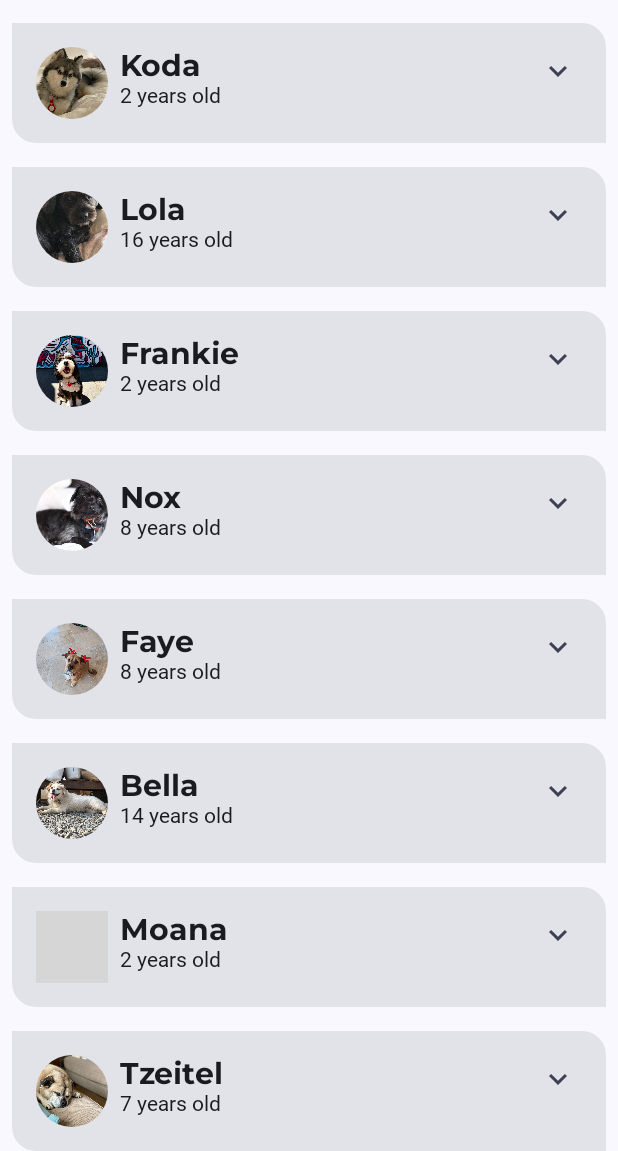
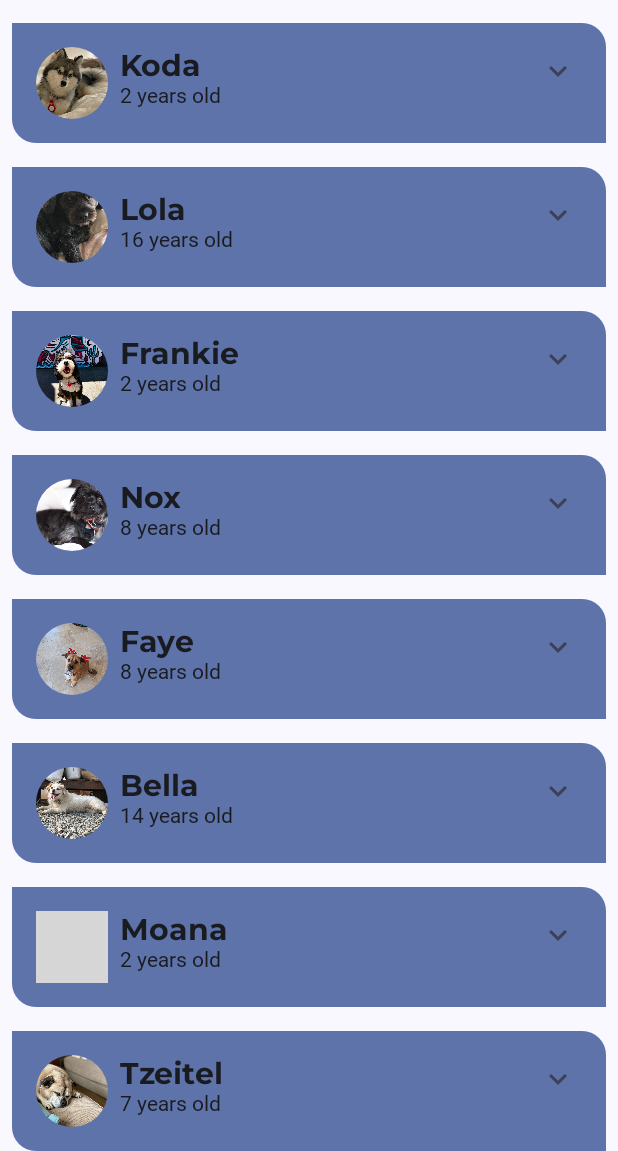
Before and after one commit to dev-satyamthakur/Woof-Android-Basics, an Android app built with Jetpack Compose: the screen it shows after launch (MainActivity), on a phone screen of 412 x 824 dp, the part 85-1236 px from its top. Run offline under Robolectric (Android 15) with nearby library versions, the phone set to English and light mode, and no system bars; Roboto replaces fonts that are not available here; grey boxes are pictures that could not be loaded.

Commit message:
Adding spring expand and color animation

```diff
--- a/app/src/main/java/com/satyamthakur/learning/woofandriodbasics/MainActivity.kt
+++ b/app/src/main/java/com/satyamthakur/learning/woofandriodbasics/MainActivity.kt
@@ -5,7 +5,12 @@ import androidx.activity.ComponentActivity
 import androidx.activity.compose.setContent
 import androidx.annotation.DrawableRes
 import androidx.annotation.StringRes
+import androidx.compose.animation.animateColorAsState
+import androidx.compose.animation.animateContentSize
+import androidx.compose.animation.core.Spring
+import androidx.compose.animation.core.spring
 import androidx.compose.foundation.Image
+import androidx.compose.foundation.background
 import androidx.compose.foundation.layout.Column
 import androidx.compose.foundation.layout.Row
 import androidx.compose.foundation.layout.Spacer
@@ -122,8 +127,23 @@ fun DogItem(
 ) {
 
     var expanded by remember { mutableStateOf(false) }
+    val color by animateColorAsState(
+        targetValue = if (expanded) MaterialTheme.colorScheme.tertiaryContainer
+        else MaterialTheme.colorScheme.primaryContainer,
+        label = "",
+    )
+
 
     Card(modifier = modifier) {
+        Column(
+            modifier = Modifier.animateContentSize(
+                animationSpec = spring(
+                    dampingRatio = Spring.DampingRatioNoBouncy,
+                    stiffness = Spring.StiffnessMedium
+                )
+            )
+                .background(color)
+        ) {
             Row(
                 modifier = Modifier
                     .fillMaxWidth()
@@ -144,6 +164,7 @@ fun DogItem(
                         bottom = dimensionResource(id = R.dimen.padding_medium)
                     )
                 )
+            }
         }
     }
 }
```
Lines whose indentation alone changed are shown as unchanged.
